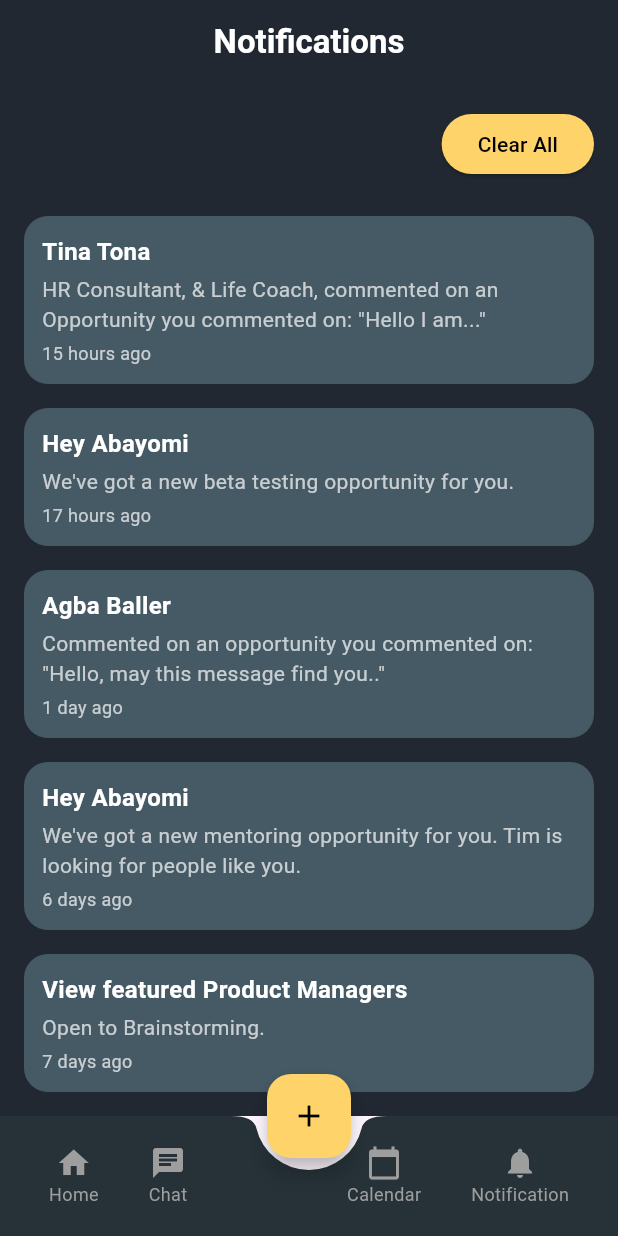
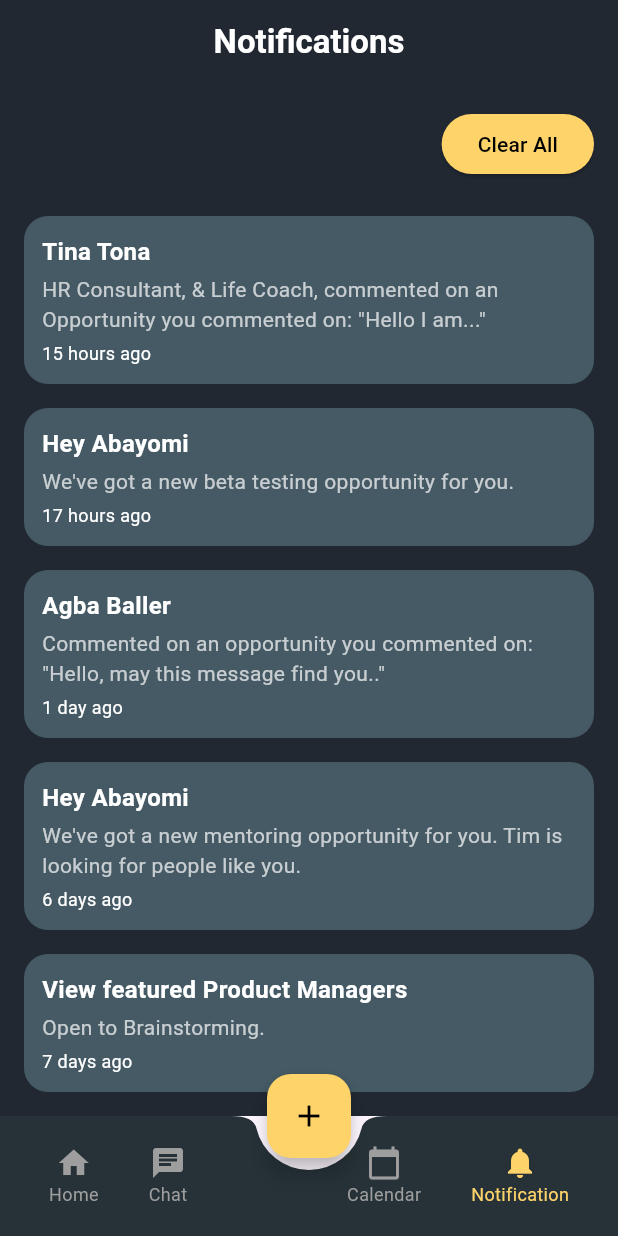
Before and after one commit to GeorgeWagih-git/Project-Management-App, a Flutter app: the NotificationsScreen screen opened directly, on a phone screen of 412 x 824 dp. Run offline on Flutter 3.47's test engine with Material 3 defaults, Android fonts, the phone set to English and light mode, and no system bars; our stand-ins replace icons_plus, percent_indicator.

Commit message:
colour of notifications in nav bar

```diff
--- a/lib/Screens/notfifcations_screen.dart
+++ b/lib/Screens/notfifcations_screen.dart
@@ -61,6 +61,7 @@ class NotificationsScreenState extends State<NotificationsScreen> {
 
     return CustomScaffold(
       screenName: "Notifications",
+      notificationSelected: true,
       showBackButton: false,
       showhomebottombar: true,
       child: Column(
@@ -144,7 +145,7 @@ class NotificationsScreenState extends State<NotificationsScreen> {
                                       Text(
                                         notification['time']!,
                                         style: const TextStyle(
-                                          color: Colors.white70,
+                                          color: Colors.white,
                                           fontSize: 12,
                                         ),
                                       ),
```
